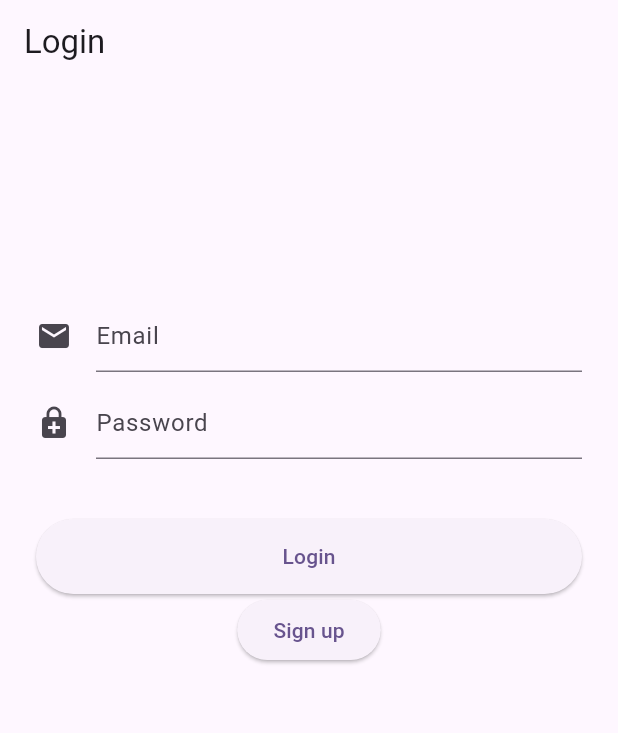
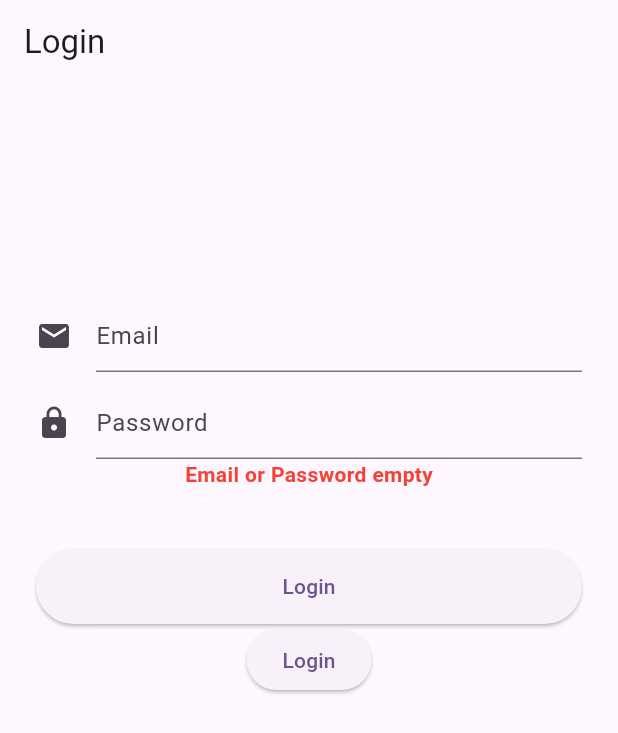
Before and after one commit to dkwhyd/events, a Flutter app: the screen it shows after launch, after a tap on "Login", on a phone screen of 412 x 824 dp. Shown: the top 733 px of the screen. Run offline on Flutter 3.47's test engine with Material 3 defaults, Android fonts, the phone set to English and light mode, and no system bars; our stand-ins replace cloud_firestore, firebase_auth, firebase_core; accounts and stored records are empty; generated files the repository leaves out were written again.

Commit message:
add submit login and signup

```diff
--- a/lib/screens/login_screens.dart
+++ b/lib/screens/login_screens.dart
@@ -1,4 +1,6 @@
+import 'package:events/screens/launch_screen.dart';
 import 'package:events/shared/authentication.dart';
+import 'package:firebase_auth/firebase_auth.dart';
 import 'package:flutter/material.dart';
 
 class LoginScreen extends StatefulWidget {
@@ -9,7 +11,7 @@ class LoginScreen extends StatefulWidget {
 }
 
 class _LoginScreenState extends State<LoginScreen> {
-  bool _isLogin = true;
+  bool? _isLogin = false;
   String? _userId;
   String? _password;
   String? _email;
@@ -19,12 +21,11 @@ class _LoginScreenState extends State<LoginScreen> {
   final TextEditingController txtPassword = TextEditingController();
 
   Authentication auth = Authentication();
-  String email = 'test@serenitylink.live';
-  String password = 'test1234';
-
   @override
   void initState() {
-    // auth.login(email, password).then((value) => value);
+    auth.getUser().then((user) => {
+          if (user == null) {_isLogin = false} else {_isLogin = true}
+        });
     super.initState();
   }
 
@@ -32,19 +33,19 @@ class _LoginScreenState extends State<LoginScreen> {
   Widget build(BuildContext context) {
     return Scaffold(
       appBar: AppBar(
-        title: Text('Login'),
+        title: const Text('Login'),
       ),
       body: Container(
-        padding: EdgeInsets.all(24),
+        padding: const EdgeInsets.all(24),
         child: SingleChildScrollView(
           child: Form(
               child: Column(
             children: [
               emailInput(),
               passwordInput(),
+              validationMessage(),
               mainButton(),
               secondaryButton(),
-              validationMessage(),
             ],
           )),
         ),
@@ -54,7 +55,7 @@ class _LoginScreenState extends State<LoginScreen> {
 
   Widget emailInput() {
     return Padding(
-      padding: EdgeInsets.only(top: 120),
+      padding: const EdgeInsets.only(top: 120),
       child: TextFormField(
         controller: txtEmail,
         onChanged: (text) {
@@ -63,7 +64,8 @@ class _LoginScreenState extends State<LoginScreen> {
           });
         },
         keyboardType: TextInputType.emailAddress,
-        decoration: InputDecoration(hintText: 'Email', icon: Icon(Icons.mail)),
+        decoration:
+            const InputDecoration(hintText: 'Email', icon: Icon(Icons.mail)),
         validator: (text) => text!.isEmpty ? 'Email is required' : '',
       ),
     );
@@ -71,7 +73,7 @@ class _LoginScreenState extends State<LoginScreen> {
 
   Widget passwordInput() {
     return Padding(
-        padding: EdgeInsets.only(top: 10),
+        padding: const EdgeInsets.only(top: 10),
         child: TextFormField(
           controller: txtPassword,
           onChanged: (text) {
@@ -80,38 +82,38 @@ class _LoginScreenState extends State<LoginScreen> {
             });
           },
           keyboardType: TextInputType.emailAddress,
-
           obscureText: true,
-          decoration: InputDecoration(
-              hintText: 'Password', icon: Icon(Icons.enhanced_encryption)),
+          decoration: const InputDecoration(
+              hintText: 'Password', icon: Icon(Icons.lock)),
           validator: (text) => text!.isEmpty ? 'Password is required' : '',
         ));
   }
 
   Widget mainButton() {
-    String buttonText = _isLogin ? 'Login' : 'Sign up';
+    String buttonText = _isLogin! ? 'Sign up' : 'Login';
     return Padding(
-        padding: EdgeInsets.only(top: 40),
-        child: Container(
+        padding: const EdgeInsets.only(top: 40),
+        child: SizedBox(
             height: 50,
             width: MediaQuery.of(context).size.width - 10,
             child: ElevatedButton(
               child: Text(buttonText),
               onPressed: () async {
-                auth
-                    .login(_email!, _password!)
-                    .then((value) => print('uid: $value'));
+                submit();
               },
             )));
   }
 
   Widget secondaryButton() {
-    String buttonText = !_isLogin ? 'Login' : 'Sign up';
+    String buttonText = !_isLogin! ? 'Login' : 'Sign up';
     return ElevatedButton(
       child: Text(buttonText),
-      onPressed: () {
+      onPressed: () async {
+        await auth.signUp(_email!, _password!).then((value) => setState(() {
+              _message = value;
+            }));
         setState(() {
-          _isLogin = !_isLogin;
+          _isLogin = !_isLogin!;
         });
       },
     );
@@ -120,8 +122,43 @@ class _LoginScreenState extends State<LoginScreen> {
   Widget validationMessage() {
     return Text(
       _message ?? '',
-      style: TextStyle(
+      style: const TextStyle(
           fontSize: 14, color: Colors.red, fontWeight: FontWeight.bold),
     );
   }
+
+  Future submit() async {
+    try {
+      if (_email == null || _password == null) {
+        setState(() {
+          _message = 'Email or Password empty';
+        });
+      } else {
+        setState(() {
+          _message = '';
+        });
+        await auth.login(_email!, _password!).then((value) => {
+              _userId = value,
+              ScaffoldMessenger.of(context).showSnackBar(const SnackBar(
+                content: Text('Login success'),
+                duration: Duration(milliseconds: 2000),
+              ))
+            });
+
+        if (_userId != null) {
+          Navigator.pushAndRemoveUntil(
+            context,
+            MaterialPageRoute(builder: (context) => const LaunchScreen()),
+            (Route<dynamic> route) => false,
+          );
+        }
+      }
+    } catch (e) {
+      if (e is FirebaseAuthException) {
+        setState(() {
+          _message = e.message;
+        });
+      }
+    }
+  }
 }
```
